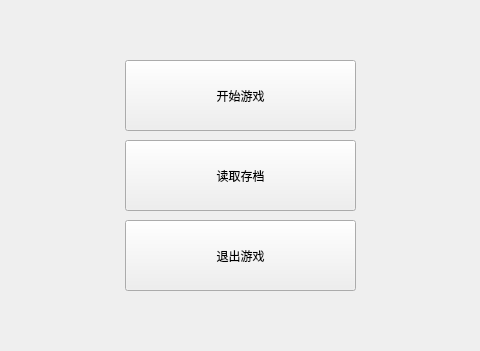
Caz-T/Utopia-Engine, file Utopia-Engine/mainwindow.ui: the form before one commit; both pictures show x 365 to 845 and y 270 to 621 of the 1167 by 770 pixel window.
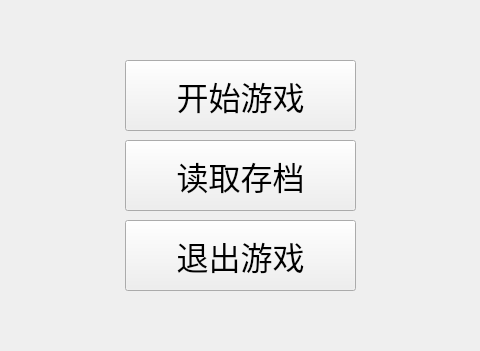
The form after the commit.

Commit message:
added a quick fix to quitting the game
void re-entry to main menu now

```diff
--- a/Utopia-Engine/mainwindow.ui
+++ b/Utopia-Engine/mainwindow.ui
@@ -60,6 +60,11 @@
       <height>71</height>
      </rect>
     </property>
+    <property name="font">
+     <font>
+      <pointsize>24</pointsize>
+     </font>
+    </property>
     <property name="text">
      <string>开始游戏</string>
     </property>
@@ -73,6 +78,11 @@
       <height>71</height>
      </rect>
     </property>
+    <property name="font">
+     <font>
+      <pointsize>24</pointsize>
+     </font>
+    </property>
     <property name="text">
      <string>读取存档</string>
     </property>
@@ -86,6 +96,11 @@
       <height>71</height>
      </rect>
     </property>
+    <property name="font">
+     <font>
+      <pointsize>24</pointsize>
+     </font>
+    </property>
     <property name="text">
      <string>退出游戏</string>
     </property>
```
Left out of the diff: 6 changed lines with no effect on the pictures. The commit also changes 2 other files.
